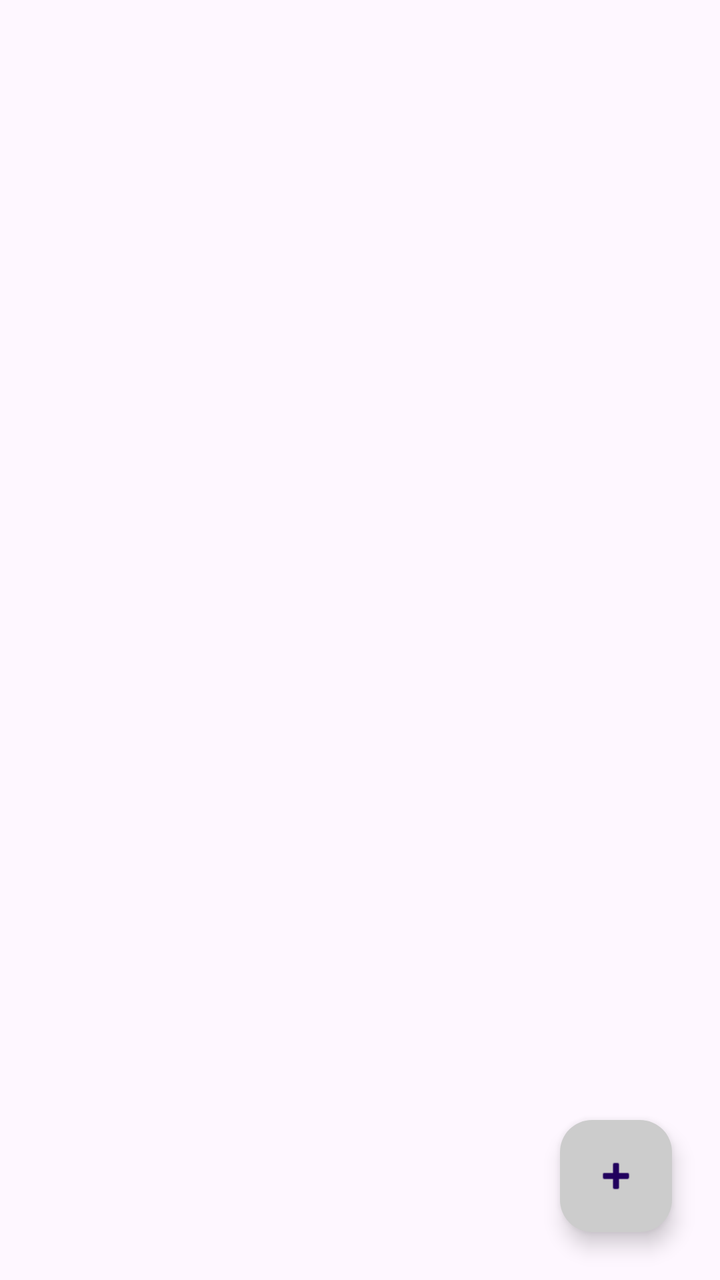
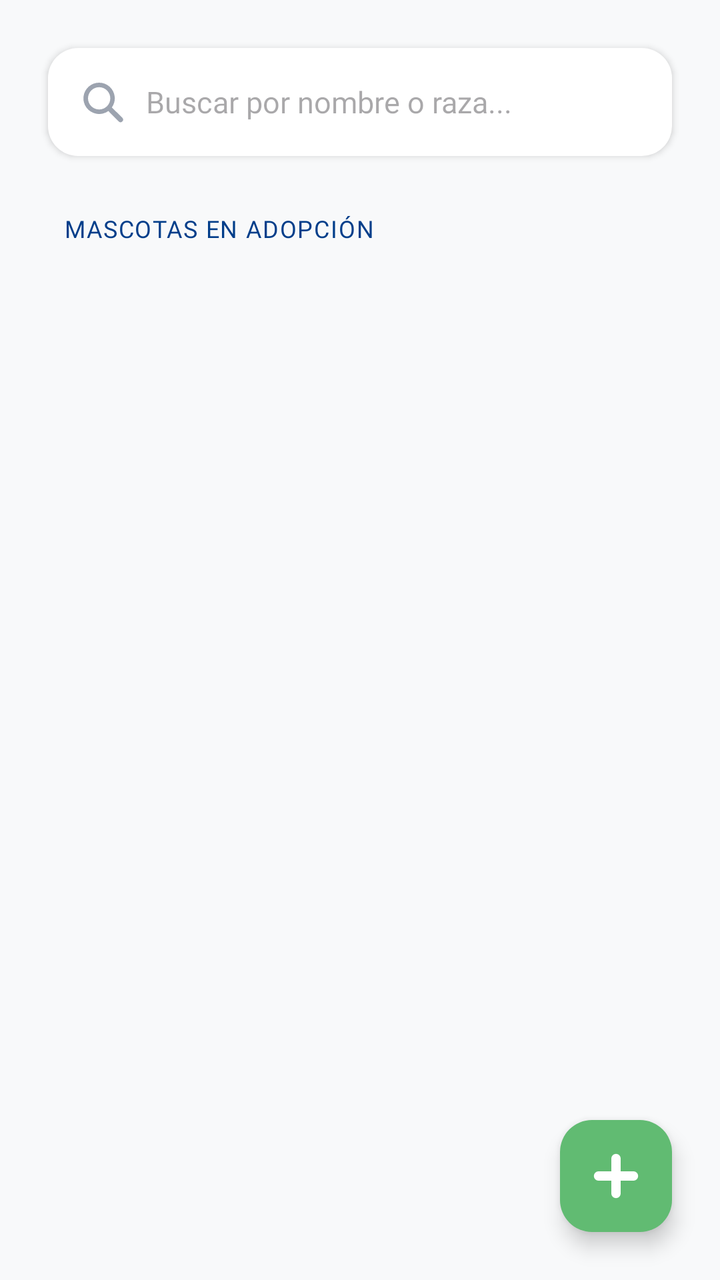

Two renders of the same Android screen: before a commit and after it. Below are the layout's source before the change and the commit's diff.
<!-- AndroidManifest.xml: application theme Theme.ProyectoVeterinaria -->
<!-- res/layout/fragment_mascota_adopcion_listado.xml -->
<?xml version="1.0" encoding="utf-8"?>
<androidx.constraintlayout.widget.ConstraintLayout
    xmlns:android="http://schemas.android.com/apk/res/android"
    xmlns:app="http://schemas.android.com/apk/res-auto"
    xmlns:tools="http://schemas.android.com/tools"
    android:layout_width="match_parent"
    android:layout_height="match_parent"
    tools:context=".fragment.admin.catalogo.MascotaAdopcionListadoFragment">

    <androidx.recyclerview.widget.RecyclerView
        android:id="@+id/rvMascotasAdopcion"
        android:layout_width="0dp"
        android:layout_height="0dp"
        app:layout_constraintBottom_toBottomOf="parent"
        app:layout_constraintEnd_toEndOf="parent"
        app:layout_constraintStart_toStartOf="parent"
        app:layout_constraintTop_toTopOf="parent"
        tools:listitem="@android:layout/simple_list_item_2" />

    <com.google.android.material.floatingactionbutton.FloatingActionButton
        android:id="@+id/fabRegistrarMascota"
        android:layout_width="wrap_content"
        android:layout_height="wrap_content"
        android:layout_marginEnd="24dp"
        android:layout_marginBottom="24dp"
        android:contentDescription="Registrar mascota"
        android:src="@android:drawable/ic_input_add"
        app:layout_constraintBottom_toBottomOf="parent"
        app:layout_constraintEnd_toEndOf="parent"
        app:backgroundTint="#cccccc" /> </androidx.constraintlayout.widget.ConstraintLayout>
<!-- resources referenced by this layout -->
<resources>
  <style name="Theme.ProyectoVeterinaria" parent="Base.Theme.ProyectoVeterinaria" />
  <style name="Base.Theme.ProyectoVeterinaria" parent="Theme.Material3.DayNight.NoActionBar">
          
          
      </style>
</resources>

<!-- the commit's change to res/layout/fragment_mascota_adopcion_listado.xml (unified diff, before → after) -->
@@ -5,26 +5,155 @@
     xmlns:tools="http://schemas.android.com/tools"
     android:layout_width="match_parent"
     android:layout_height="match_parent"
-    tools:context=".fragment.admin.catalogo.MascotaAdopcionListadoFragment">
+    android:background="@color/brand_background">
+
+    <EditText
+        android:id="@+id/etBuscarMascota"
+        android:layout_width="0dp"
+        android:layout_height="54dp"
+        android:layout_marginHorizontal="24dp"
+        android:layout_marginTop="24dp"
+        android:background="@drawable/bg_input_rounded"
+        android:drawableStart="@drawable/ic_search"
+        android:drawablePadding="10dp"
+        android:drawableTint="@color/text_muted"
+        android:elevation="2dp"
+        android:fontFamily="@font/montserrat"
+        android:hint="Buscar por nombre o raza..."
+        android:paddingHorizontal="15dp"
+        android:textSize="15sp"
+        app:layout_constraintEnd_toEndOf="parent"
+        app:layout_constraintStart_toStartOf="parent"
+        app:layout_constraintTop_toTopOf="parent" />
+
+    <TextView
+        android:id="@+id/tvLabelMascotas"
+        android:layout_width="wrap_content"
+        android:layout_height="wrap_content"
+        android:layout_marginStart="32dp"
+        android:layout_marginTop="28dp"
+        android:fontFamily="@font/montserrat_bold"
+        android:text="MASCOTAS EN ADOPCIÓN"
+        android:textColor="@color/brand_blue"
+        android:textSize="12sp"
+        android:letterSpacing="0.05"
+        app:layout_constraintStart_toStartOf="parent"
+        app:layout_constraintTop_toBottomOf="@id/etBuscarMascota" />
 
     <androidx.recyclerview.widget.RecyclerView
         android:id="@+id/rvMascotasAdopcion"
-        android:layout_width="0dp"
+        android:layout_width="match_parent"
         android:layout_height="0dp"
+        android:layout_marginTop="12dp"
+        android:clipToPadding="false"
+        android:paddingBottom="100dp"
+        app:layout_constraintBottom_toBottomOf="parent"
+        app:layout_constraintTop_toBottomOf="@id/tvLabelMascotas"
+        tools:listitem="@layout/item_mascota_adopcion" />
+
+    <com.google.android.material.floatingactionbutton.FloatingActionButton
+        android:id="@+id/fabAgregarMascota"
+        android:layout_width="wrap_content"
+        android:layout_height="wrap_content"
+        android:layout_margin="24dp"
+        app:backgroundTint="@color/brand_green"
+        android:src="@drawable/ic_add"
+        app:elevation="6dp"
+        app:borderWidth="0dp"
         app:layout_constraintBottom_toBottomOf="parent"
         app:layout_constraintEnd_toEndOf="parent"
-        app:layout_constraintStart_toStartOf="parent"
-        app:layout_constraintTop_toTopOf="parent"
-        tools:listitem="@android:layout/simple_list_item_2" />
+        app:tint="@android:color/white" />
 
-    <com.google.android.material.floatingactionbutton.FloatingActionButton
-        android:id="@+id/fabRegistrarMascota"
-        android:layout_width="wrap_content"
+</androidx.constraintlayout.widget.ConstraintLayout>
+<!-- res/layout/item_mascota_adopcion.xml (included above) -->
+<?xml version="1.0" encoding="utf-8"?>
+<com.google.android.material.card.MaterialCardView
+    xmlns:android="http://schemas.android.com/apk/res/android"
+    xmlns:app="http://schemas.android.com/apk/res-auto"
+    xmlns:tools="http://schemas.android.com/tools"
+    android:id="@+id/cardItemAdopcion"
+    android:layout_width="match_parent"
+    android:layout_height="wrap_content"
+    android:layout_marginHorizontal="16dp"
+    android:layout_marginVertical="8dp"
+    android:backgroundTint="@color/white"
+    android:clickable="true"
+    android:focusable="true"
+    android:foreground="?attr/selectableItemBackground"
+    app:cardCornerRadius="16dp"
+    app:cardElevation="2dp"
+    app:strokeWidth="0dp">
+
+    <androidx.constraintlayout.widget.ConstraintLayout
+        android:layout_width="match_parent"
         android:layout_height="wrap_content"
-        android:layout_marginEnd="24dp"
-        android:layout_marginBottom="24dp"
-        android:contentDescription="Registrar mascota"
-        android:src="@android:drawable/ic_input_add"
-        app:layout_constraintBottom_toBottomOf="parent"
-        app:layout_constraintEnd_toEndOf="parent"
-        app:backgroundTint="#cccccc" /> </androidx.constraintlayout.widget.ConstraintLayout>
+        android:padding="16dp">
+
+        <com.google.android.material.imageview.ShapeableImageView
+            android:id="@+id/ivFotoAdopcion"
+            android:layout_width="80dp"
+            android:layout_height="80dp"
+            android:scaleType="centerCrop"
+            android:src="@drawable/ic_pet"
+            android:padding="3dp"
+            app:layout_constraintBottom_toBottomOf="parent"
+            app:layout_constraintStart_toStartOf="parent"
+            app:layout_constraintTop_toTopOf="parent"
+            app:shapeAppearanceOverlay="@style/CircleImage"
+            app:strokeColor="#023E89"
+            app:strokeWidth="1dp" />
+
+        <LinearLayout
+            android:layout_width="0dp"
+            android:layout_height="wrap_content"
+            android:layout_marginStart="16dp"
+            android:orientation="vertical"
+            app:layout_constraintBottom_toBottomOf="parent"
+            app:layout_constraintEnd_toEndOf="parent"
+            app:layout_constraintStart_toEndOf="@id/ivFotoAdopcion"
+            app:layout_constraintTop_toTopOf="parent">
+
+            <TextView
+                android:id="@+id/tvNombreAdopcion"
+                android:layout_width="wrap_content"
+                android:layout_height="wrap_content"
+                android:fontFamily="@font/montserrat_bold"
+                android:text="Nombre Mascota"
+                android:textColor="@color/text_primary"
+                android:textSize="16sp" />
+
+            <TextView
+                android:id="@+id/tvRazaEspecieAdopcion"
+                android:layout_width="wrap_content"
+                android:layout_height="wrap_content"
+                android:fontFamily="@font/montserrat_bold"
+                android:text="Raza - Especie"
+                android:textColor="@color/brand_green"
+                android:textSize="13sp" />
+
+            <TextView
+                android:id="@+id/tvDetallesAdopcion"
+                android:layout_width="wrap_content"
+                android:layout_height="wrap_content"
+                android:fontFamily="@font/montserrat"
+                android:text="Macho • 2 años"
+                android:textColor="@color/text_muted"
+                android:textSize="12sp" />
+
+            <TextView
+                android:id="@+id/tvEstadoAdopcion"
+                android:layout_width="wrap_content"
+                android:layout_height="wrap_content"
+                android:layout_marginTop="4dp"
+                android:background="@drawable/bg_button_rounded"
+                android:fontFamily="@font/montserrat_bold"
+                android:paddingHorizontal="8dp"
+                android:paddingVertical="2dp"
+                android:text="DISPONIBLE"
+                android:textColor="#FFFFFF"
+                android:textSize="10sp"
+                app:backgroundTint="@color/brand_green" />
+        </LinearLayout>
+
+    </androidx.constraintlayout.widget.ConstraintLayout>
+</com.google.android.material.card.MaterialCardView>
<!-- resource entries referenced after the edit -->
@@ -1,5 +1,66 @@
 <!-- resources referenced by this layout -->
 <resources>
+  <color name="brand_background">#F8F9FA</color>
+  <color name="brand_blue">#023E8A</color>
+  <color name="brand_green">#61bb72</color>
+  <color name="text_muted">#9CA3AF</color>
+  <color name="text_primary">#374151</color>
+  <color name="white">#FFFFFFFF</color>
+  <!-- drawable bg_button_rounded (drawable) -->
+  <?xml version="1.0" encoding="utf-8"?>
+  <shape xmlns:android="http://schemas.android.com/apk/res/android">
+      <solid android:color="#61bb72" /> <corners android:radius="25dp" />
+  </shape>
+  <!-- drawable bg_input_rounded (drawable) -->
+  <?xml version="1.0" encoding="utf-8"?>
+  <shape xmlns:android="http://schemas.android.com/apk/res/android">
+      <solid android:color="#FFFFFF" /> <corners android:radius="15dp" />
+  </shape>
+  <!-- drawable ic_add (drawable) -->
+  <vector xmlns:android="http://schemas.android.com/apk/res/android"
+      android:width="24dp"
+      android:height="24dp"
+      android:viewportWidth="24"
+      android:viewportHeight="24">
+    <path
+        android:fillColor="#FF000000"
+        android:pathData="M20.72,9.65H14.35V3.28A2.35,2.35 0,0 0,12 0.93h0A2.35,2.35 0,0 0,9.65 3.28V9.65H3.28A2.35,2.35 0,0 0,0.93 12h0a2.35,2.35 0,0 0,2.35 2.35H9.65v6.37A2.35,2.35 0,0 0,12 23.07h0a2.35,2.35 0,0 0,2.35 -2.35V14.35h6.37A2.35,2.35 0,0 0,23.07 12h0A2.35,2.35 0,0 0,20.72 9.65Z"/>
+  </vector>
+  <!-- drawable ic_pet (drawable) -->
+  <vector xmlns:android="http://schemas.android.com/apk/res/android"
+      android:width="24dp"
+      android:height="24dp"
+      android:viewportWidth="24"
+      android:viewportHeight="24">
+    <path
+        android:fillColor="#FF000000"
+        android:pathData="M6.16,16.49A3.15,3.15 0,0 1,7.35 14l0.76,-0.65A4.68,4.68 0,0 0,9 12a5,5 0,0 1,1.25 -1.56,2.68 2.68,0 0,1 3.67,0.2A5.84,5.84 0,0 1,15 12.1a5.23,5.23 0,0 0,1.54 1.8,3.12 3.12,0 0,1 1.2,1.82A3,3 0,0 1,15.4 19.4,3.67 3.67,0 0,1 14,19.34c-0.48,-0.09 -1,-0.19 -1.43,-0.27a4.81,4.81 0,0 0,-1.77 0.12,7.75 7.75,0 0,1 -1.66,0.25 3,3 0,0 1,-2.91 -2.56C6.17,16.73 6.17,16.59 6.16,16.49Z"/>
+    <path
+        android:fillColor="#FF000000"
+        android:pathData="M12.64,7.16a3.14,3.14 0,0 1,0.66 -1.94,1.65 1.65,0 0,1 1.16,-0.66 1.5,1.5 0,0 1,1.33 0.61,2.68 2.68,0 0,1 0.59,1.62 3.08,3.08 0,0 1,-0.57 2.08,1.75 1.75,0 0,1 -1.05,0.72A1.48,1.48 0,0 1,13.28 9,2.92 2.92,0 0,1 12.64,7.16Z"/>
+    <path
+        android:fillColor="#FF000000"
+        android:pathData="M11.36,7.23a2.78,2.78 0,0 1,-0.8 2,1.44 1.44,0 0,1 -1.92,0.11 2.53,2.53 0,0 1,-1 -1.62,3.06 3.06,0 0,1 0.4,-2.34A1.54,1.54 0,0 1,9.5 4.56a1.62,1.62 0,0 1,1.22 0.69A3.17,3.17 0,0 1,11.36 7.23Z"/>
+    <path
+        android:fillColor="#FF000000"
+        android:pathData="M4.58,10.93a2.5,2.5 0,0 1,0.25 -1.25,1.3 1.3,0 0,1 1.93,-0.52 2.56,2.56 0,0 1,1.11 1.75,2.56 2.56,0 0,1 -0.14,1.47 1.34,1.34 0,0 1,-1.36 0.88,1.72 1.72,0 0,1 -1.09,-0.61A2.78,2.78 0,0 1,4.58 10.93Z"/>
+    <path
+        android:fillColor="#FF000000"
+        android:pathData="M19.42,10.94a2.64,2.64 0,0 1,-1.06 2,1.3 1.3,0 0,1 -2.05,-0.53 2.62,2.62 0,0 1,0.11 -2.36,2.17 2.17,0 0,1 0.89,-1 1.28,1.28 0,0 1,1.82 0.49A2.43,2.43 0,0 1,19.42 10.94Z"/>
+  </vector>
+  <!-- drawable ic_search (drawable) -->
+  <vector xmlns:android="http://schemas.android.com/apk/res/android"
+      android:width="24dp"
+      android:height="24dp"
+      android:viewportWidth="24"
+      android:viewportHeight="24">
+    <path
+        android:fillColor="#FF000000"
+        android:pathData="M15.24,16.49A7.94,7.94 0,0 1,4.17 14.73a7.84,7.84 0,1 1,12.76 0L19.25,17c1,1 2,2 3,3a1.28,1.28 0,0 1,-1.84 1.77l-4.63,-4.62A7.66,7.66 0,0 1,15.24 16.49ZM10.53,15.74A5.57,5.57 0,1 0,5 10.12,5.59 5.59,0 0,0 10.53,15.74Z"/>
+  </vector>
+  <style name="CircleImage">
+          <item name="cornerSize">50%</item>
+      </style>
   <style name="Theme.ProyectoVeterinaria" parent="Base.Theme.ProyectoVeterinaria" />
   <style name="Base.Theme.ProyectoVeterinaria" parent="Theme.Material3.DayNight.NoActionBar">
           
